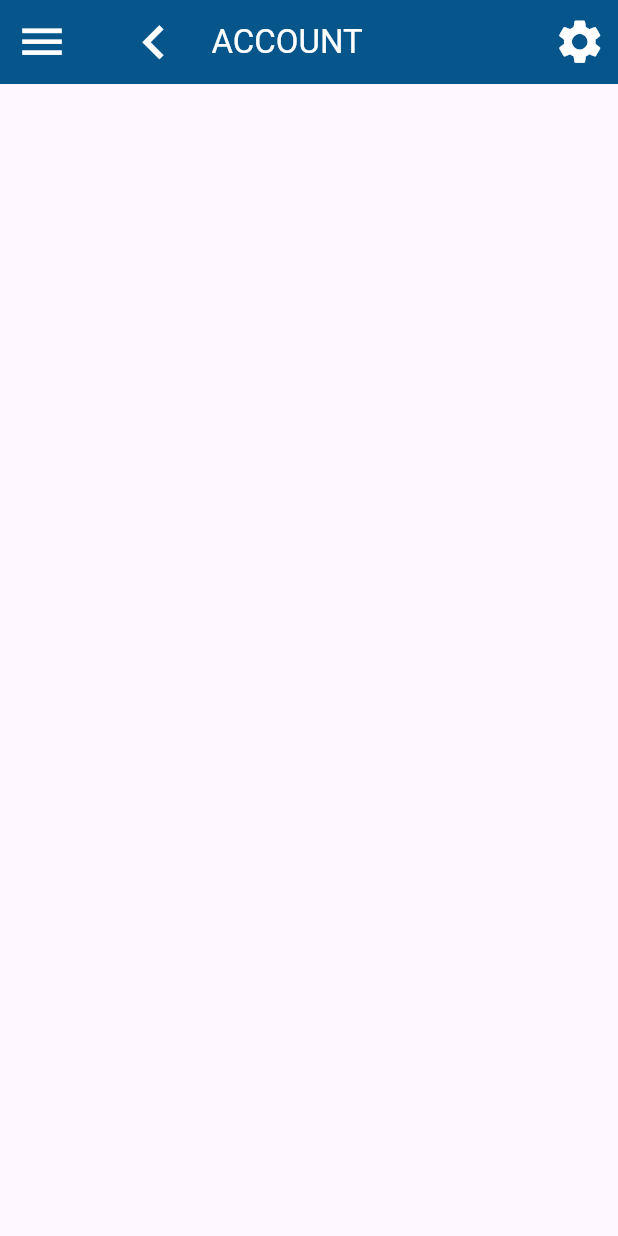
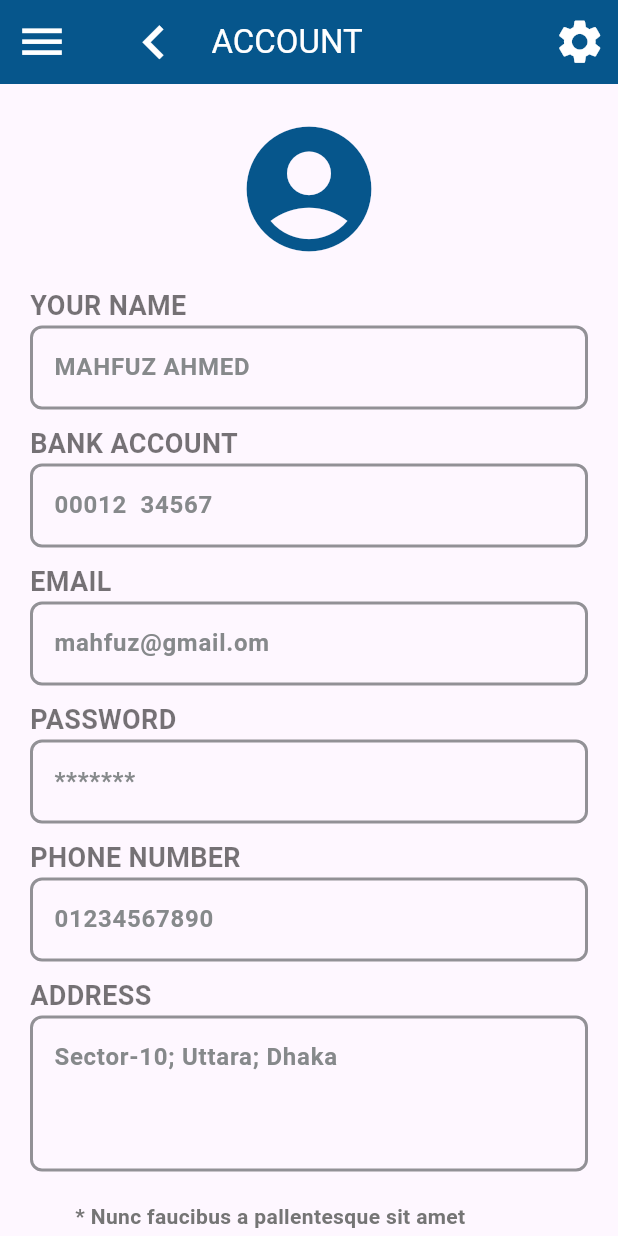
Before and after one commit to MahfuzAhmed28/bank_mobile_app, a Flutter app: the screen it shows after launch, in the side drawer, after a tap on "Profile", on a phone screen of 412 x 824 dp. Run offline on Flutter 3.47's test engine with Material 3 defaults, Android fonts, the phone set to English and light mode, and no system bars.

Commit message:
Profile Screen Complete

```diff
--- a/lib/features/common/ui/widgets/drawer_widget.dart
+++ b/lib/features/common/ui/widgets/drawer_widget.dart
@@ -26,12 +26,14 @@ class DrawerWidget extends StatelessWidget {
             title: Text('Home'),
             onTap: (){
               Navigator.pop(context);
+
             },
           ),
           ListTile(
             leading: Icon(Icons.account_circle_outlined),
             title: Text('Profile'),
             onTap: (){
+              Navigator.pop(context);
               Navigator.pushNamed(context, ProfileScreen.name);
             },
           )
--- a/lib/features/profile/ui/screens/profile_screen.dart
+++ b/lib/features/profile/ui/screens/profile_screen.dart
@@ -12,11 +12,197 @@ class ProfileScreen extends StatefulWidget {
 }
 
 class _ProfileScreenState extends State<ProfileScreen> {
+
+  final TextEditingController _nameTEController=TextEditingController();
+  final TextEditingController _bankAccountTEController=TextEditingController();
+  final TextEditingController _emailTEController=TextEditingController();
+  final TextEditingController _passwordTEController=TextEditingController();
+  final TextEditingController _phoneNumberTEController=TextEditingController();
+  final TextEditingController _addressTEController=TextEditingController();
+
+  final GlobalKey<FormState> _formKey=GlobalKey<FormState>();
+
   @override
   Widget build(BuildContext context) {
     return Scaffold(
       drawer: DrawerWidget(),
-      appBar: AppBar(
+      appBar: _profileAppbar(context),
+      body: SingleChildScrollView(
+        child: Padding(
+          padding: const EdgeInsets.all(20.0),
+          child: SafeArea(
+            child: Form(
+              key: _formKey,
+              child: _saveChangesFormField(),
+            ),
+          ),
+        ),
+      ),
+    );
+  }
+
+  Column _saveChangesFormField() {
+    return Column(
+      crossAxisAlignment: CrossAxisAlignment.start,
+      children: [
+        Center(child: Icon(Icons.account_circle,color: AppColors.themeColor,size: 100,)),
+        SizedBox(height: 15,),
+        Text(
+          'YOUR NAME',
+          style: TextStyle(
+            fontSize: 18,
+            fontWeight: FontWeight.w600,
+            color: Colors.black54
+          ),
+        ),
+        TextFormField(
+          controller: _nameTEController,
+          decoration: InputDecoration(
+            hintText: 'MAHFUZ AHMED'
+          ),
+          validator: (String? value){
+            if(value?.trim().isEmpty ?? true){
+              return 'Enter your name';
+            }
+            return null;
+          },
+        ),
+        SizedBox(height: 10,),
+        Text(
+          'BANK ACCOUNT',
+          style: TextStyle(
+              fontSize: 18,
+              fontWeight: FontWeight.w600,
+              color: Colors.black54
+          ),
+        ),
+        TextFormField(
+          controller: _bankAccountTEController,
+          decoration: InputDecoration(
+              hintText: '00012  34567'
+          ),
+          validator: (String? value){
+            if(value?.trim().isEmpty ?? true){
+              return 'Enter your bank account';
+            }
+            return null;
+          },
+        ),
+        SizedBox(height: 10,),
+        Text(
+          'EMAIL',
+          style: TextStyle(
+              fontSize: 18,
+              fontWeight: FontWeight.w600,
+              color: Colors.black54
+          ),
+        ),
+        TextFormField(
+          controller: _emailTEController,
+          decoration: InputDecoration(
+              hintText: 'mahfuz@gmail.om'
+          ),
+          validator: (String? value){
+            if(value?.trim().isEmpty ?? true){
+              return 'Enter your email';
+            }
+            return null;
+          },
+        ),
+        SizedBox(height: 10,),
+        Text(
+          'PASSWORD',
+          style: TextStyle(
+              fontSize: 18,
+              fontWeight: FontWeight.w600,
+              color: Colors.black54
+          ),
+        ),
+        TextFormField(
+          controller: _passwordTEController,
+          decoration: InputDecoration(
+              hintText: '*******'
+          ),
+          validator: (String? value){
+            if(value?.isEmpty ?? true){
+              return 'Enter your password';
+            }
+            return null;
+          },
+        ),
+        SizedBox(height: 10,),
+        Text(
+          'PHONE NUMBER',
+          style: TextStyle(
+              fontSize: 18,
+              fontWeight: FontWeight.w600,
+              color: Colors.black54
+          ),
+        ),
+        TextFormField(
+          controller: _phoneNumberTEController,
+          decoration: InputDecoration(
+              hintText: '01234567890'
+          ),
+          validator: (String? value){
+            if(value?.trim().isEmpty ?? true){
+              return 'Enter your phone number';
+            }
+            return null;
+          },
+        ),
+        SizedBox(height: 10,),
+        Text(
+          'ADDRESS',
+          style: TextStyle(
+              fontSize: 18,
+              fontWeight: FontWeight.w600,
+              color: Colors.black54
+          ),
+        ),
+        TextFormField(
+          controller: _addressTEController,
+          maxLines: 3,
+          decoration: InputDecoration(
+              hintText: 'Sector-10; Uttara; Dhaka'
+          ),
+          validator: (String? value){
+            if(value?.trim().isEmpty ?? true){
+              return 'Enter your address';
+            }
+            return null;
+          },
+        ),
+        SizedBox(height: 20,),
+        Padding(
+          padding: const EdgeInsets.symmetric(horizontal: 30),
+          child: Text(
+            '* Nunc faucibus a pallentesque sit amet porrittor eget dolor morbi non.',
+            style: TextStyle(
+              color: Colors.grey.shade600,
+              fontWeight: FontWeight.w600
+            ),
+          ),
+        ),
+        SizedBox(height: 10,),
+        Center(
+          child: ElevatedButton(
+            onPressed: _onTapSaveChangesButton,
+            child: Text(
+              'SAVE CHANGES',
+              style: TextStyle(
+                fontWeight: FontWeight.w600
+              ),
+            ),
+          ),
+        )
+
+      ],
+    );
+  }
+
+  AppBar _profileAppbar(BuildContext context) {
+    return AppBar(
       iconTheme: IconThemeData(
         color: Colors.white,
         size: 35,
@@ -45,7 +231,12 @@ class _ProfileScreenState extends State<ProfileScreen> {
           icon: Icon(Icons.settings),
         )
       ],
-      ),
     );
   }
+
+  void _onTapSaveChangesButton(){
+    if(_formKey.currentState!.validate()){
+
     }
+  }
+}
```
Lines whose indentation alone changed are shown as unchanged.
